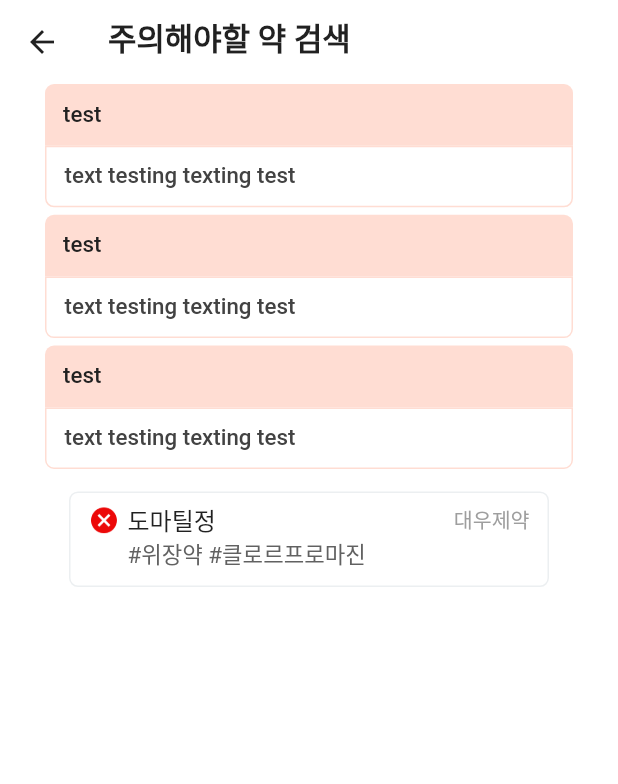
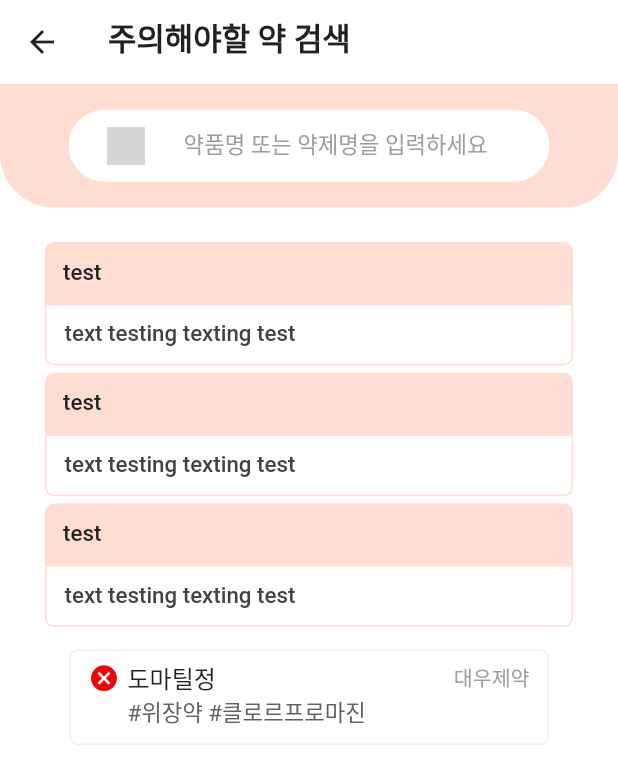
Before and after one commit to ReaflaORG/dr-parkinsons-getx-flutter, a Flutter app: the DrugMisuseView screen opened by its route, on a phone screen of 412 x 824 dp. Shown: the top 784 px of the screen. Run offline on Flutter 3.47's test engine with Material 2 defaults, Android fonts, the phone set to English and light mode, and no system bars; our stand-ins replace carousel_slider, firebase_messaging, flutter_dotenv, flutter_local_notifications, flutter_screenutil, fluttertoast and 6 more; accounts and stored records are empty; Roboto replaces fonts that are missing (SUIT); project files that could hold a hidden picture were left out; grey boxes are pictures that could not be loaded.

Commit message:
Feat: Search

```diff
--- a/lib/app/modules/healthcare/view/drugmisuse_view.dart
+++ b/lib/app/modules/healthcare/view/drugmisuse_view.dart
@@ -33,7 +33,50 @@ class DrugMisuseView extends GetView<DrugMisuseController> {
           backgroundColor: Colors.white,
         ),
         body: SingleChildScrollView(
-          child: Padding(
+          child: Column(
+            children: [
+              Container(
+                alignment: Alignment.center,
+                height: 72.w,
+                width: double.infinity,
+                decoration: BoxDecoration(
+                  color: ColorPath.TertiaryLightColor,
+                  borderRadius: const BorderRadius.only(
+                    bottomLeft: Radius.circular(36),
+                    bottomRight: Radius.circular(36),
+                  ),
+                ),
+                child: Container(
+                  padding: EdgeInsets.symmetric(horizontal: 16.w),
+                  width: 280.w,
+                  height: 42.w,
+                  decoration: BoxDecoration(
+                    borderRadius: const BorderRadius.all(
+                      Radius.circular(30),
+                    ),
+                    color: ColorPath.BackgroundWhite,
+                  ),
+                  child: Row(
+                    children: [
+                      CircleAvatar(
+                        backgroundColor: ColorPath.BackgroundWhite,
+                        child: Image.asset(
+                            width: 22.w,
+                            height: 22.w,
+                            '/assets/images/icons/2d/24search.png'),
+                      ),
+                      SizedBox(width: 16.w),
+                      Text(
+                        '약품명 또는 약제명을 입력하세요',
+                        style: TextPath.TextF13W400.copyWith(
+                            color: ColorPath.TextGrey4H9E9E9E),
+                      ),
+                    ],
+                  ),
+                ),
+              ),
+              SizedBox(height: 20.w),
+              Padding(
                 padding: const EdgeInsets.symmetric(horizontal: 30),
                 child: Column(
                   mainAxisAlignment: MainAxisAlignment.center,
@@ -56,12 +99,13 @@ class DrugMisuseView extends GetView<DrugMisuseController> {
                     GestureDetector(
                       onTap: () {},
                       child: Container(
-                    padding:
-                        const EdgeInsets.symmetric(horizontal: 12, vertical: 8),
+                        padding: const EdgeInsets.symmetric(
+                            horizontal: 12, vertical: 8),
                         width: 320,
                         // height: 52,
                         decoration: BoxDecoration(
-                      border: Border.all(color: ColorPath.Background1HECEFF1),
+                          border:
+                              Border.all(color: ColorPath.Background1HECEFF1),
                           borderRadius: const BorderRadius.all(
                             Radius.circular(6),
                           ),
@@ -95,7 +139,8 @@ class DrugMisuseView extends GetView<DrugMisuseController> {
                                         child: Text(
                                           '도마틸정',
                                           style: TextPath.TextF14W500.copyWith(
-                                          color: ColorPath.TextGrey1H212121),
+                                              color:
+                                                  ColorPath.TextGrey1H212121),
                                         ),
                                       ),
                                       // const Spacer(),
@@ -116,7 +161,7 @@ class DrugMisuseView extends GetView<DrugMisuseController> {
                                       maxLines: 1,
                                       overflow: TextOverflow.ellipsis,
                                     ),
-                              )
+                                  ),
                                 ],
                               ),
                             ),
@@ -127,6 +172,8 @@ class DrugMisuseView extends GetView<DrugMisuseController> {
                   ],
                 ),
               ),
+            ],
+          ),
         ),
       );
 }
```
Lines whose indentation alone changed are shown as unchanged.
